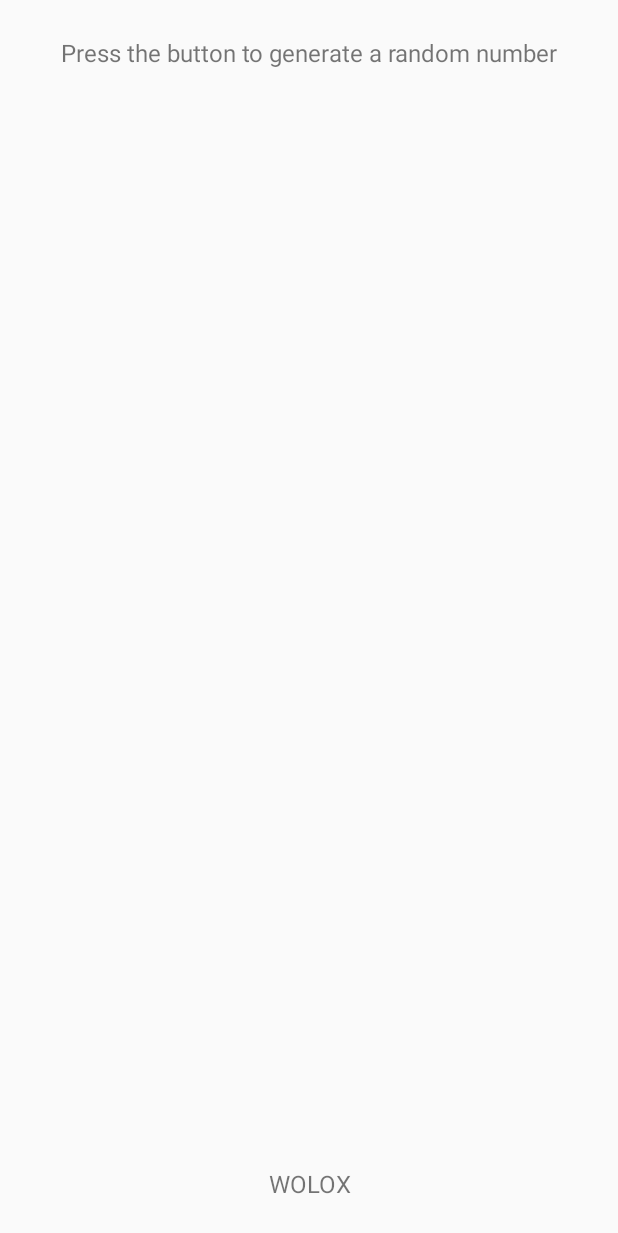
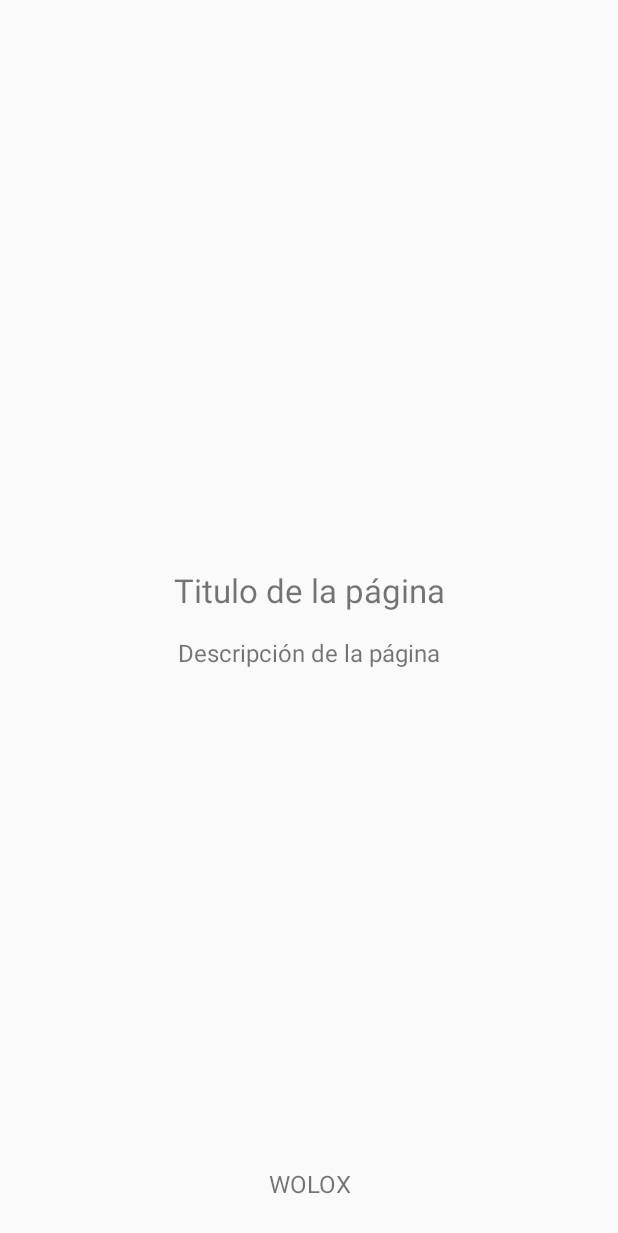
Before and after one commit to Wolox/WoloxAndroidBootstrap, an Android app: the layout fragment_request.xml on its own in the app's theme, with its tools: preview values and no code run, on a phone screen of 412 x 824 dp. Shown: the top 1233 px of the screen. Run offline under Robolectric (Android 15) with nearby library versions, the phone set to English and light mode, and no system bars.

Commit message:
Updating views

```diff
--- a/app/src/main/java/ar/com/wolox/android/example/ui/example/ExampleActivity.kt
+++ b/app/src/main/java/ar/com/wolox/android/example/ui/example/ExampleActivity.kt
@@ -5,7 +5,7 @@ import ar.com.wolox.wolmo.core.activity.WolmoActivity
 
 class ExampleActivity : WolmoActivity() {
 
-    override fun layout(): Int = R.layout.activity_base
+    override fun layout() = R.layout.activity_base
 
     override fun init() {
         replaceFragment(R.id.vActivityBaseContent, ExampleFragment.newInstance())
--- a/app/src/main/java/ar/com/wolox/android/example/ui/viewpager/ViewPagerActivity.kt
+++ b/app/src/main/java/ar/com/wolox/android/example/ui/viewpager/ViewPagerActivity.kt
@@ -11,7 +11,7 @@ import javax.inject.Inject
 
 class ViewPagerActivity @Inject constructor() : WolmoActivity() {
 
-    override fun layout(): Int = R.layout.activity_base
+    override fun layout() = R.layout.activity_base
 
     override fun handleArguments(arguments: Bundle?) = arguments?.containsKey(FAVOURITE_COLOR_KEY)
 
--- a/app/src/main/java/ar/com/wolox/android/example/ui/viewpager/random/RandomFragment.kt
+++ b/app/src/main/java/ar/com/wolox/android/example/ui/viewpager/random/RandomFragment.kt
@@ -7,7 +7,7 @@ import javax.inject.Inject
 
 class RandomFragment @Inject constructor() : WolmoFragment<RandomPresenter>(), RandomView {
 
-    override fun layout(): Int = R.layout.fragment_random
+    override fun layout() = R.layout.fragment_random
 
     override fun init() {
     }
--- a/app/src/main/java/ar/com/wolox/android/example/ui/viewpager/request/RequestFragment.kt
+++ b/app/src/main/java/ar/com/wolox/android/example/ui/viewpager/request/RequestFragment.kt
@@ -10,10 +10,9 @@ class RequestFragment @Inject constructor() : WolmoFragment<RequestPresenter>(),
 
     @Inject internal lateinit var toastFactory: ToastFactory
 
-    override fun layout(): Int = R.layout.fragment_request
+    override fun layout() = R.layout.fragment_request
 
     override fun init() {
-        vToolbar.title = getString(R.string.page_2_toolbar_title)
     }
 
     override fun setNewsTitle(title: String) {
--- a/app/src/main/res/layout/fragment_request.xml
+++ b/app/src/main/res/layout/fragment_request.xml
@@ -1,34 +1,50 @@
 <?xml version="1.0" encoding="utf-8"?>
-<LinearLayout
-    xmlns:android="http://schemas.android.com/apk/res/android"
+<androidx.constraintlayout.widget.ConstraintLayout xmlns:android="http://schemas.android.com/apk/res/android"
+	xmlns:app="http://schemas.android.com/apk/res-auto"
+	xmlns:tools="http://schemas.android.com/tools"
 	android:layout_width="match_parent"
 	android:layout_height="match_parent"
-    android:orientation="vertical">
+	android:padding="@dimen/spacing_large">
 
-    <LinearLayout
-        android:layout_width="match_parent"
-        android:layout_height="match_parent"
-        android:padding="@dimen/spacing_large"
-        android:gravity="center"
-        android:orientation="vertical">
+	<TextView
+		android:id="@+id/vPageTitle"
+		android:layout_width="wrap_content"
+		android:layout_height="wrap_content"
+		android:layout_margin="@dimen/spacing_medium_more"
+		android:textAlignment="center"
+		android:textSize="@dimen/font_big"
+		app:layout_constraintBottom_toTopOf="@id/vPageBody"
+		app:layout_constraintEnd_toEndOf="parent"
+		app:layout_constraintStart_toStartOf="parent"
+		app:layout_constraintTop_toTopOf="parent"
+		app:layout_constraintVertical_chainStyle="packed"
+		tools:text="Titulo de la página" />
 
 	<TextView
 		android:id="@+id/vPageBody"
-            android:layout_width="match_parent"
+		android:layout_width="wrap_content"
 		android:layout_height="wrap_content"
 		android:layout_margin="@dimen/spacing_medium_more"
-            android:gravity="center"
-            android:text="@string/example_textview"
-            android:textSize="@dimen/font_medium_extra" />
+		android:textAlignment="center"
+		android:textSize="@dimen/font_medium_extra"
+		app:layout_constraintBottom_toBottomOf="parent"
+		app:layout_constraintEnd_toEndOf="parent"
+		app:layout_constraintStart_toStartOf="parent"
+		app:layout_constraintTop_toBottomOf="@id/vPageTitle"
+		tools:text="Descripción de la página" />
 
 	<TextView
-            android:layout_width="match_parent"
-            android:layout_height="@dimen/spacing_none"
-            android:layout_weight="1"
+		android:id="@+id/vWoloxTitle"
+		android:layout_width="wrap_content"
+		android:layout_height="wrap_content"
 		android:layout_margin="@dimen/spacing_medium_more"
 		android:gravity="bottom|center_horizontal"
 		android:text="@string/example_wolox"
-            android:textSize="@dimen/font_medium_extra" />
+		android:textSize="@dimen/font_medium_extra"
+		app:layout_constraintBottom_toBottomOf="parent"
+		app:layout_constraintEnd_toEndOf="parent"
+		app:layout_constraintStart_toStartOf="parent"
+		app:layout_constraintTop_toBottomOf="@id/vPageBody"
+		app:layout_constraintVertical_bias="1" />
 
-    </LinearLayout>
-</LinearLayout>
+</androidx.constraintlayout.widget.ConstraintLayout>
--- a/app/src/main/res/values/strings.xml
+++ b/app/src/main/res/values/strings.xml
@@ -2,7 +2,7 @@
 
     <!-- General -->
     <string name="example_title">ExampleFragment</string>
-    <string name="example_textview">Press the button to generate a random number</string>
+    <string name="example_random_description">Press the button to generate a random number</string>
     <string name="example_randomize">Randomize</string>
     <string name="example_wolox">WOLOX</string>
     <string name="example_message">The presenter generated the number %1$d and this view is displaying it</string>
```
Also changed, not shown: app/src/main/java/ar/com/wolox/android/example/ui/viewpager/fragment/ViewPagerFragment.kt (+5 -2 lines), app/src/main/java/ar/com/wolox/android/example/ui/viewpager/fragment/ViewPagerPresenter.kt (+3 -7 lines), app/src/main/res/layout/fragment_example.xml (+6 -2 lines), app/src/main/res/layout/fragment_random.xml (+26 -20 lines), app/src/main/res/layout/fragment_viewpager.xml (+13 -8 lines). Lines whose indentation alone changed are shown as unchanged.
